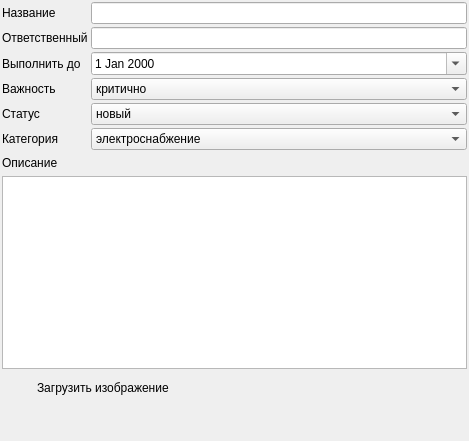
The window that fluffy-dollop/applicationplugins/virainfoplugin/markform.ui (autocomp/fluffy-dollop) describes before a commit, drawn with Qt 5.
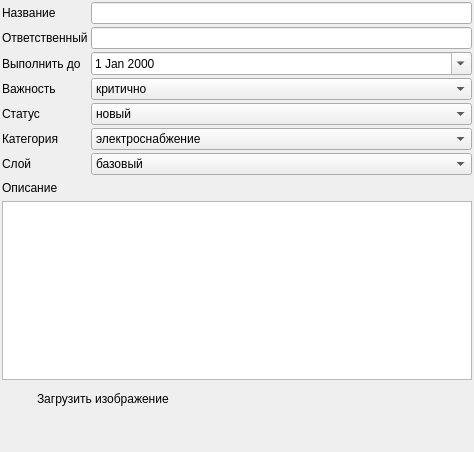
The same window after the commit.

The edit to the form file:
```diff
--- a/fluffy-dollop/applicationplugins/virainfoplugin/markform.ui
+++ b/fluffy-dollop/applicationplugins/virainfoplugin/markform.ui
@@ -6,8 +6,8 @@
    <rect>
     <x>0</x>
     <y>0</y>
-    <width>469</width>
-    <height>441</height>
+    <width>474</width>
+    <height>452</height>
    </rect>
   </property>
   <property name="windowTitle">
@@ -183,6 +183,22 @@
        </property>
       </widget>
      </item>
+     <item row="6" column="0">
+      <widget class="QLabel" name="layerLabel">
+       <property name="text">
+        <string>Слой</string>
+       </property>
+      </widget>
+     </item>
+     <item row="6" column="1">
+      <widget class="QComboBox" name="layerCB">
+       <item>
+        <property name="text">
+         <string>базовый</string>
+        </property>
+       </item>
+      </widget>
+     </item>
     </layout>
    </item>
    <item>
```
